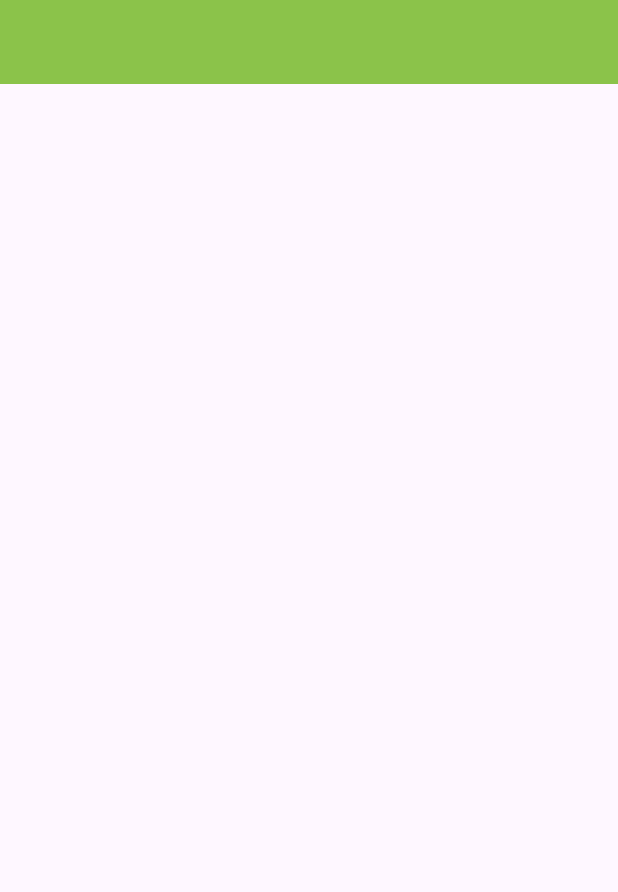
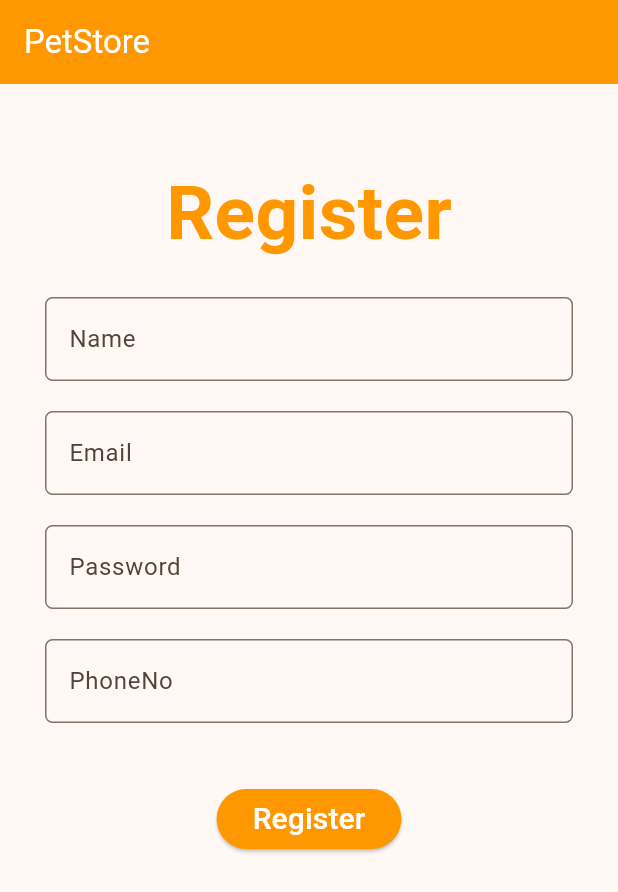
Before and after one commit to FathimaShamitha/petstore-app, a Flutter app: the screen it shows after launch, on a phone screen of 412 x 824 dp. Shown: the top 892 px of the screen. Run offline on Flutter 3.47's test engine with Material 2 defaults, Android fonts, the light colour scheme and no system bars; our stand-ins replace firebase_core; accounts and stored records are empty.

Commit message:
registerview

```diff
--- a/lib/main.dart
+++ b/lib/main.dart
@@ -33,7 +33,7 @@
         //
         // This works for code too, not just values: Most code changes can be
         // tested with just a hot reload.
-        colorScheme: ColorScheme.fromSeed(seedColor: Colors.deepPurple),
+        colorScheme: ColorScheme.fromSeed(seedColor: Colors.orangeAccent),
         useMaterial3: true,
       ),
       home: RegisterClass(),
--- a/lib/user/userview/registerpage.dart
+++ b/lib/user/userview/registerpage.dart
@@ -1,15 +1,116 @@
 import 'package:flutter/material.dart';
 
-class RegisterClass extends StatefulWidget{
-  State<RegisterClass> createState()=> RegisterClassState();
+class RegisterClass extends StatefulWidget {
+  State<RegisterClass> createState() => RegisterClassState();
 }
 
-class RegisterClassState extends State<RegisterClass>{
+class RegisterClassState extends State<RegisterClass> {
+  GlobalKey<FormState> formKey = GlobalKey();
+  TextEditingController nameController = TextEditingController();
+  TextEditingController emailController = TextEditingController();
+  TextEditingController phoneController = TextEditingController();
+  TextEditingController passwordController = TextEditingController();
+
   @override
-  Widget build(BuildContext context){
+  Widget build(BuildContext context) {
     return Scaffold(
       appBar: AppBar(
-        backgroundColor: Colors.lightGreen,
+        backgroundColor: Colors.orange,
+        title: Text(
+          "PetStore",
+          style: TextStyle(color: Colors.white),
+        ),
+      ),
+      body: SingleChildScrollView(
+        child: Form(
+          key: formKey,
+          child: Column(
+            children: [
+              Padding(
+                padding: const EdgeInsets.only(top: 50, bottom: 20),
+                child: Text(
+                  "Register",
+                  style: TextStyle(
+                      fontSize: 50,
+                      fontWeight: FontWeight.bold,
+                      color: Colors.orange),
+                ),
+              ),
+              Padding(
+                padding: const EdgeInsets.only(left: 30, right: 30, bottom: 20),
+                child: TextFormField(
+                  controller: nameController,
+                  validator: (value) {
+                    if (value!.isEmpty) {
+                      return "Field cannot be empty!!!";
+                    }
+                  },
+                  decoration: InputDecoration(
+                      hintText: "Name",
+                      border: OutlineInputBorder(
+                          borderRadius: BorderRadius.circular(5))),
+                ),
+              ),
+              Padding(
+                padding: const EdgeInsets.only(left: 30, right: 30, bottom: 20),
+                child: TextFormField(
+                  controller: emailController,
+                  keyboardType: TextInputType.emailAddress,
+                  validator: (value) {
+                    if (value!.isEmpty) {
+                      return "Field cannot be empty!!!";
+                    }
+                  },
+                  decoration: InputDecoration(
+                      hintText: "Email",
+                      border: OutlineInputBorder(
+                          borderRadius: BorderRadius.circular(5))),
+                ),
+              ),
+              Padding(
+                padding: const EdgeInsets.only(left: 30, right: 30, bottom: 20),
+                child: TextFormField(
+                  controller: passwordController,
+                  obscureText: true,
+                  obscuringCharacter: "*",
+                  validator: (value) {
+                    if (value!.isEmpty) {
+                      return "Field cannot be empty!!!";
+                    }
+                  },
+                  decoration: InputDecoration(
+                      hintText: "Password",
+                      border: OutlineInputBorder(
+                          borderRadius: BorderRadius.circular(5))),
+                ),
+              ),
+              Padding(
+                padding: const EdgeInsets.only(left: 30, right: 30, bottom: 40),
+                child: TextFormField(
+                  controller: phoneController,
+                  keyboardType: TextInputType.number,
+                  validator: (value) {
+                    if (value!.isEmpty) {
+                      return "Field cannot be empty!!!";
+                    }
+                  },
+                  decoration: InputDecoration(
+                      hintText: "PhoneNo",
+                      border: OutlineInputBorder(
+                          borderRadius: BorderRadius.circular(5))),
+                ),
+              ),
+              ElevatedButton(
+                  style:
+                      ElevatedButton.styleFrom(backgroundColor: Colors.orange),
+                  onPressed: () {},
+                  child: Text(
+                    "Register",
+                    style: TextStyle(color: Colors.white, fontSize: 20),
+                  ))
+            ],
+          ),
+        ),
       ),
     );
   }
```
